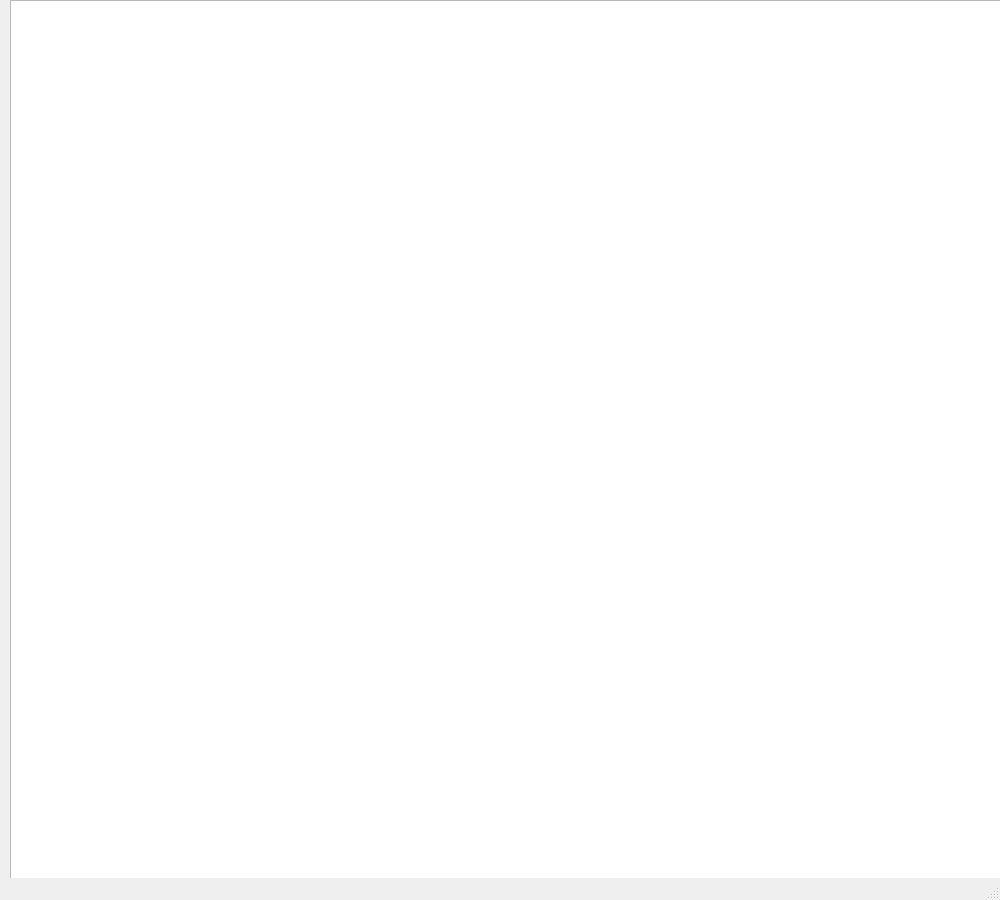
This is mainwindow.ui in diegozuluaga737/laboratorio-5 as Qt 5 draws it before an edit. The edited form follows.
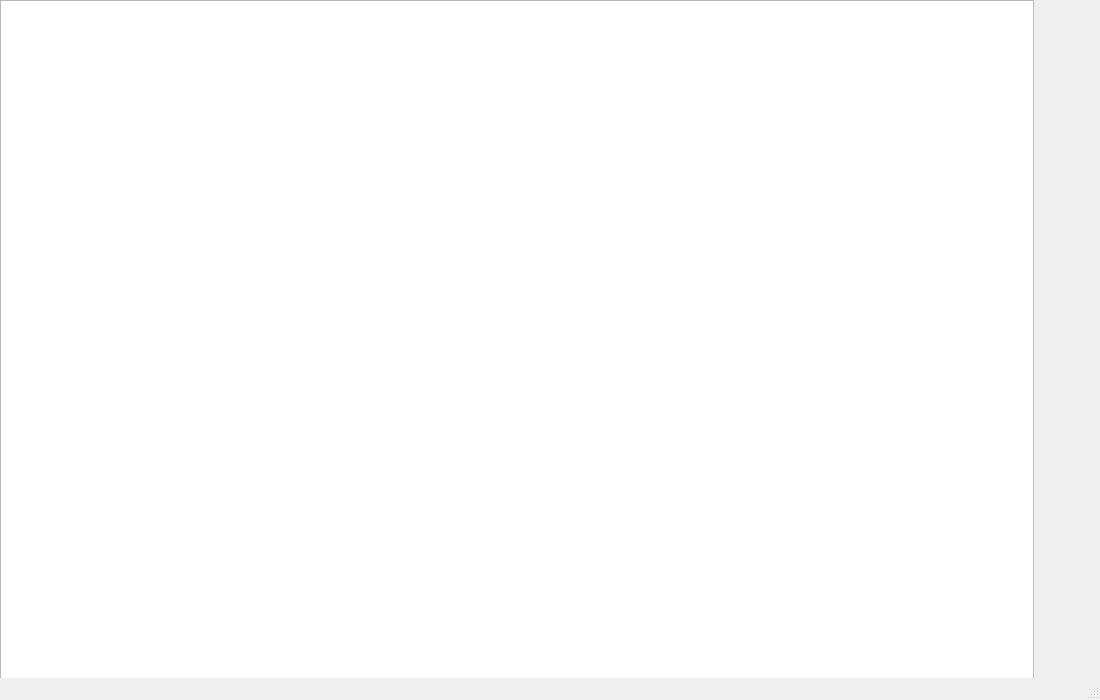
This is the edited form.

Patch:
```diff
--- a/mainwindow.ui
+++ b/mainwindow.ui
@@ -9,8 +9,8 @@
    <rect>
     <x>0</x>
     <y>0</y>
-    <width>1000</width>
-    <height>900</height>
+    <width>1100</width>
+    <height>700</height>
    </rect>
   </property>
   <property name="windowTitle">
@@ -20,10 +20,10 @@
    <widget class="QGraphicsView" name="graphicsView">
     <property name="geometry">
      <rect>
-      <x>10</x>
+      <x>0</x>
       <y>0</y>
-      <width>1000</width>
-      <height>900</height>
+      <width>1034</width>
+      <height>698</height>
      </rect>
     </property>
    </widget>
```
Left out of the diff: 2 changed lines with no effect on the pictures.
